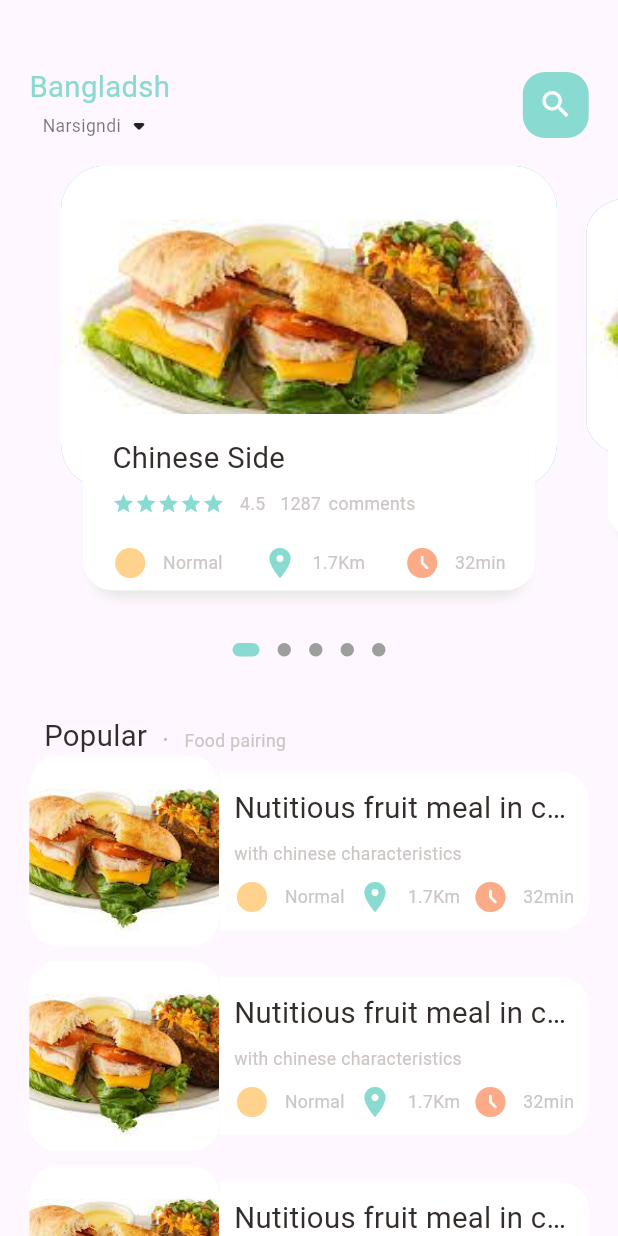
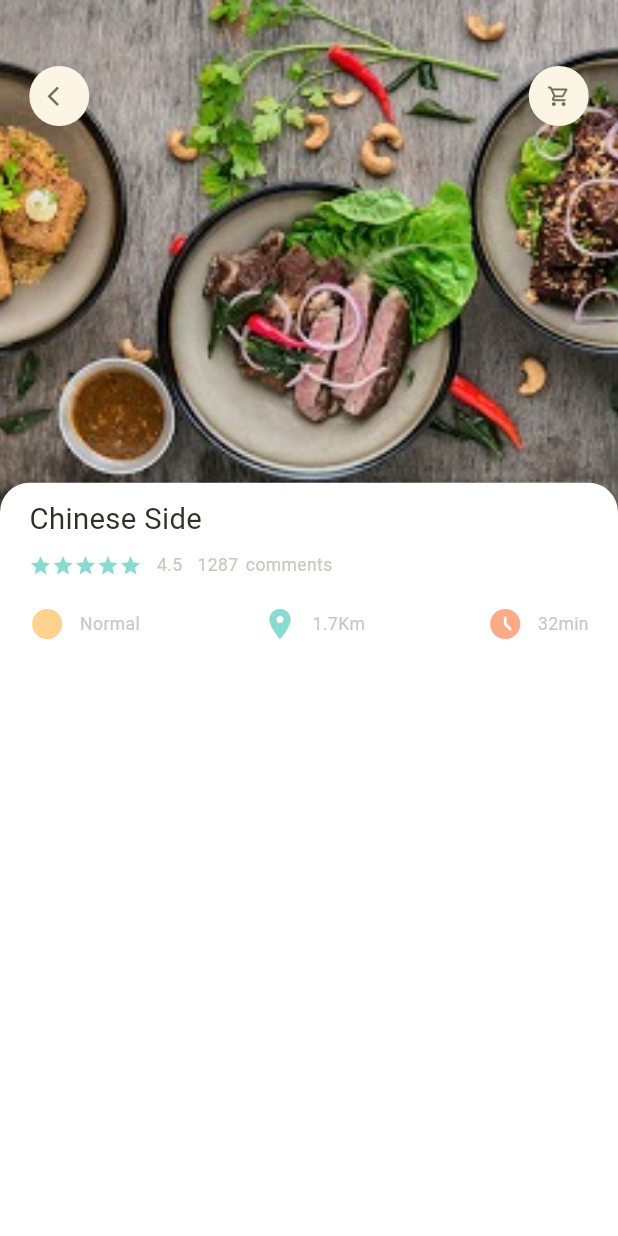
Before and after one commit to kawtharmakarem/food_delivery, a Flutter app: the screen it shows after launch, on a phone screen of 412 x 824 dp. Run offline on Flutter 3.47's test engine with Material 2 defaults, Android fonts, the phone set to English and light mode, and no system bars; drawn by our look-alikes of dots_indicator; our stand-ins replace get.

Commit message:
update 10/11

```diff
--- a/lib/main.dart
+++ b/lib/main.dart
@@ -1,4 +1,5 @@
 import 'package:flutter/material.dart';
+import 'package:fooddelivery/pages/food/popular_food_detail.dart';
 import 'package:fooddelivery/pages/home/main_food_page.dart';
 import 'package:get/get.dart';
 
@@ -20,87 +21,7 @@ class MyApp extends StatelessWidget {
         colorScheme: ColorScheme.fromSeed(seedColor: Colors.deepPurple),
         useMaterial3: true,
       ),
-      home: const MainFoodPage(),
+      home: PopularFoodDetail(),
     );
   }
 }
-
-class MyHomePage extends StatefulWidget {
-  const MyHomePage({super.key, required this.title});
-
-
-  final String title;
-
-  @override
-  State<MyHomePage> createState() => _MyHomePageState();
-}
-
-class _MyHomePageState extends State<MyHomePage> {
-  int _counter = 0;
-
-  void _incrementCounter() {
-    setState(() {
-      // This call to setState tells the Flutter framework that something has
-      // changed in this State, which causes it to rerun the build method below
-      // so that the display can reflect the updated values. If we changed
-      // _counter without calling setState(), then the build method would not be
-      // called again, and so nothing would appear to happen.
-      _counter++;
-    });
-  }
-
-  @override
-  Widget build(BuildContext context) {
-    // This method is rerun every time setState is called, for instance as done
-    // by the _incrementCounter method above.
-    //
-    // The Flutter framework has been optimized to make rerunning build methods
-    // fast, so that you can just rebuild anything that needs updating rather
-    // than having to individually change instances of widgets.
-    return Scaffold(
-      appBar: AppBar(
-        // TRY THIS: Try changing the color here to a specific color (to
-        // Colors.amber, perhaps?) and trigger a hot reload to see the AppBar
-        // change color while the other colors stay the same.
-        backgroundColor: Theme.of(context).colorScheme.inversePrimary,
-        // Here we take the value from the MyHomePage object that was created by
-        // the App.build method, and use it to set our appbar title.
-        title: Text(widget.title),
-      ),
-      body: Center(
-        // Center is a layout widget. It takes a single child and positions it
-        // in the middle of the parent.
-        child: Column(
-          // Column is also a layout widget. It takes a list of children and
-          // arranges them vertically. By default, it sizes itself to fit its
-          // children horizontally, and tries to be as tall as its parent.
-          //
-          // Column has various properties to control how it sizes itself and
-          // how it positions its children. Here we use mainAxisAlignment to
-          // center the children vertically; the main axis here is the vertical
-          // axis because Columns are vertical (the cross axis would be
-          // horizontal).
-          //
-          // TRY THIS: Invoke "debug painting" (choose the "Toggle Debug Paint"
-          // action in the IDE, or press "p" in the console), to see the
-          // wireframe for each widget.
-          mainAxisAlignment: MainAxisAlignment.center,
-          children: <Widget>[
-            const Text(
-              'You have pushed the button this many times:',
-            ),
-            Text(
-              '$_counter',
-              style: Theme.of(context).textTheme.headlineMedium,
-            ),
-          ],
-        ),
-      ),
-      floatingActionButton: FloatingActionButton(
-        onPressed: _incrementCounter,
-        tooltip: 'Increment',
-        child: const Icon(Icons.add),
-      ), // This trailing comma makes auto-formatting nicer for build methods.
-    );
-  }
-}
--- /dev/null
+++ b/lib/pages/food/popular_food_detail.dart
@@ -0,0 +1,63 @@
+import 'package:flutter/material.dart';
+import 'package:fooddelivery/utils/dimensions.dart';
+import 'package:fooddelivery/widgets/app_column.dart';
+import 'package:fooddelivery/widgets/app_icon.dart';
+import 'package:get/get.dart';
+
+import '../../utils/colors.dart';
+import '../../widgets/big_text.dart';
+import '../../widgets/icon_and_text_widget.dart';
+import '../../widgets/small_text.dart';
+
+class PopularFoodDetail extends StatelessWidget {
+  const PopularFoodDetail({super.key});
+
+  @override
+  Widget build(BuildContext context) {
+    return Scaffold(
+      body: Stack(children: [
+        Positioned(
+            left: 0,
+            right: 0,
+            child: Container(
+              width: double.maxFinite,
+              height: Dimensions.popularFoodImgSize,
+              decoration: BoxDecoration(
+                image: DecorationImage(
+                    fit: BoxFit.cover,
+                    image: AssetImage("assets/images/food02.jpg")),
+              ),
+            )),
+        Positioned(
+          top: Dimensions.height45,
+          left: Dimensions.width20,
+          right: Dimensions.width20,
+          child: const Row(
+            mainAxisAlignment: MainAxisAlignment.spaceBetween,
+            children: [
+              AppIcon(icon: Icons.arrow_back_ios),
+              AppIcon(icon: Icons.shopping_cart_outlined)
+            ],
+          ),
+        ),
+        Positioned(
+            left: 0,
+            right: 0,
+            bottom: 0,
+            top: Dimensions.popularFoodImgSize - 20,
+            child: Container(
+              padding: EdgeInsets.only(
+                  left: Dimensions.width20,
+                  right: Dimensions.width20,
+                  top: Dimensions.height10),
+              decoration: BoxDecoration(
+                  borderRadius: BorderRadius.only(
+                      topRight: Radius.circular(Dimensions.radius20),
+                      topLeft: Radius.circular(Dimensions.radius20)),
+                  color: Colors.white),
+              child: AppColumn(text: "Chinese Side",)
+            ))
+      ]),
+    );
+  }
+}
--- a/lib/pages/home/food_page_body.dart
+++ b/lib/pages/home/food_page_body.dart
@@ -2,6 +2,7 @@ import 'package:dots_indicator/dots_indicator.dart';
 import 'package:flutter/material.dart';
 import 'package:fooddelivery/utils/colors.dart';
 import 'package:fooddelivery/utils/dimensions.dart';
+import 'package:fooddelivery/widgets/app_column.dart';
 import 'package:fooddelivery/widgets/big_text.dart';
 import 'package:fooddelivery/widgets/icon_and_text_widget.dart';
 import 'package:fooddelivery/widgets/small_text.dart';
@@ -97,21 +98,21 @@ class _FoodPageBodyState extends State<FoodPageBody> {
             itemBuilder: (context, index) {
               return Container(
                 margin: EdgeInsets.only(
-                    left: Dimensions.width20,
-                    right: Dimensions.width20,
+                    left: Dimensions.width10,
+                    right: Dimensions.width10,
                     bottom: Dimensions.height10),
                 child: Row(
                   children: [
                     Container(
-                      width: Dimensions.listViewImg,
-                      height: Dimensions.listViewImg,
+                      width: Dimensions.width100,
+                      height: Dimensions.height100,
                       decoration: BoxDecoration(
                           borderRadius:
                               BorderRadius.circular(Dimensions.radius20),
                           color: Colors.white38,
                           image: const DecorationImage(
                               fit: BoxFit.cover,
-                              image: AssetImage("assets/images/food01.jpg"))),
+                              image: AssetImage("assets/images/food02.jpg"))),
                     ),
                     Expanded(
                       child: Container(
@@ -209,7 +210,7 @@ class _FoodPageBodyState extends State<FoodPageBody> {
                 color: index.isEven ? Color(0xff69c5df) : Color(0xff9294cc),
                 image: const DecorationImage(
                     fit: BoxFit.cover,
-                    image: AssetImage("assets/images/food01.jpg"))),
+                    image: AssetImage("assets/images/food02.jpg"))),
           ),
           Align(
             alignment: Alignment.bottomCenter,
@@ -233,62 +234,9 @@ class _FoodPageBodyState extends State<FoodPageBody> {
               child: Container(
                 padding: EdgeInsets.only(
                     top: Dimensions.height15,
-                    left: Dimensions.height15,
-                    right: Dimensions.height15),
-                child: Column(
-                  crossAxisAlignment: CrossAxisAlignment.start,
-                  children: [
-                    BigText(text: "Chinese Side "),
-                    SizedBox(
-                      height: Dimensions.height10, //todo old value 10
-                    ),
-                    Row(
-                      children: [
-                        Wrap(
-                          children: List.generate(
-                              5,
-                              (index) => const Icon(
-                                    Icons.star,
-                                    color: AppColors.mainColor,
-                                    size: 15,
-                                  )),
-                        ),
-                        const SizedBox(
-                          width: 10,
-                        ),
-                        SmallText(text: "4.5"),
-                        const SizedBox(
-                          width: 10,
-                        ),
-                        SmallText(text: "1287"),
-                        const SizedBox(
-                          width: 5,
-                        ),
-                        SmallText(text: "comments"),
-                      ],
-                    ),
-                    SizedBox(
-                      height: Dimensions.height20, //todo old value 20
-                    ),
-                    const Row(
-                      mainAxisAlignment: MainAxisAlignment.spaceBetween,
-                      children: [
-                        IconAndTextWidget(
-                            icon: Icons.circle_sharp,
-                            text: "Normal",
-                            iconColor: AppColors.iconColor1),
-                        IconAndTextWidget(
-                            icon: Icons.location_on,
-                            text: "1.7Km",
-                            iconColor: AppColors.mainColor),
-                        IconAndTextWidget(
-                            icon: Icons.access_time_filled_rounded,
-                            text: "32min",
-                            iconColor: AppColors.iconColor2)
-                      ],
-                    )
-                  ],
-                ),
+                    left: Dimensions.width15,
+                    right: Dimensions.width15),
+                child:AppColumn(text: "Chinese Side",)
               ),
             ),
           ),
--- a/lib/utils/dimensions.dart
+++ b/lib/utils/dimensions.dart
@@ -12,12 +12,14 @@ class Dimensions {
   static double height15 = screenHeight / 56.27;
   static double height30 = screenHeight / 28.13;
   static double height45 = screenHeight / 18.75;
+  static double height100=screenHeight/8.44;
   //dynamic width padding and margin
   static double width10 = screenHeight / 84.4;
   static double width20 = screenHeight / 42.2;
   static double width15 = screenHeight / 56.27;
   static double width30 = screenHeight / 28.13;
   static double width45 = screenHeight / 18.75;
+  static double width100=screenHeight/8.44;
 
 
   //fonts and radius
@@ -28,8 +30,13 @@ class Dimensions {
   static double radius30 = screenHeight / 28.13;
   //icon size
   static double iconSize24=screenHeight/35.16;
+  static double iconSize16=screenHeight/52.75;
   //list view size
   static double listViewImg=screenwidth/3.25;
   static double listviewTextContSize=screenwidth/3.9;
+  //popular food
+  static double popularFoodImgSize=screenHeight/2.41;
+
+
 
 }
--- /dev/null
+++ b/lib/widgets/app_column.dart
@@ -0,0 +1,70 @@
+import 'package:flutter/material.dart';
+
+import '../utils/colors.dart';
+import '../utils/dimensions.dart';
+import 'big_text.dart';
+import 'icon_and_text_widget.dart';
+import 'small_text.dart';
+
+class AppColumn extends StatelessWidget {
+  final String text;
+  const AppColumn({super.key,required this.text});
+
+  @override
+  Widget build(BuildContext context) {
+    return Column(
+                crossAxisAlignment: CrossAxisAlignment.start,
+                children: [
+                  BigText(text:text),
+                  SizedBox(
+                    height: Dimensions.height10, //todo old value 10
+                  ),
+                  Row(
+                    children: [
+                      Wrap(
+                        children: List.generate(
+                            5,
+                            (index) => const Icon(
+                                  Icons.star,
+                                  color: AppColors.mainColor,
+                                  size: 15,
+                                )),
+                      ),
+                      const SizedBox(
+                        width: 10,
+                      ),
+                      SmallText(text: "4.5"),
+                      const SizedBox(
+                        width: 10,
+                      ),
+                      SmallText(text: "1287"),
+                      const SizedBox(
+                        width: 5,
+                      ),
+                      SmallText(text: "comments"),
+                    ],
+                  ),
+                  SizedBox(
+                    height: Dimensions.height20, //todo old value 20
+                  ),
+                  const Row(
+                    mainAxisAlignment: MainAxisAlignment.spaceBetween,
+                    children: [
+                      IconAndTextWidget(
+                          icon: Icons.circle_sharp,
+                          text: "Normal",
+                          iconColor: AppColors.iconColor1),
+                      IconAndTextWidget(
+                          icon: Icons.location_on,
+                          text: "1.7Km",
+                          iconColor: AppColors.mainColor),
+                      IconAndTextWidget(
+                          icon: Icons.access_time_filled_rounded,
+                          text: "32min",
+                          iconColor: AppColors.iconColor2)
+                    ],
+                  )
+                ],
+              );
+  }
+}
--- /dev/null
+++ b/lib/widgets/app_icon.dart
@@ -0,0 +1,30 @@
+import 'package:flutter/material.dart';
+import 'package:fooddelivery/utils/dimensions.dart';
+
+class AppIcon extends StatelessWidget {
+  final IconData icon;
+  final Color backGroundColor;
+  final Color iconColor;
+  final double size;
+  const AppIcon(
+      {super.key,
+      required this.icon,
+      this.backGroundColor = const Color(0xfffcf4e4),
+      this.iconColor = const Color(0xff756d54),
+      this.size = 40});
+
+  @override
+  Widget build(BuildContext context) {
+    return Container(
+      width: size,
+    height: size,
+    decoration: BoxDecoration(
+      borderRadius: BorderRadius.circular(size/2),
+      color: backGroundColor,
+
+    ),
+    child: Icon(icon,color: iconColor,size: Dimensions.iconSize16,),
+
+    );
+  }
+}
```
Also changed, not shown: assets/images/food02.jpg (added).
